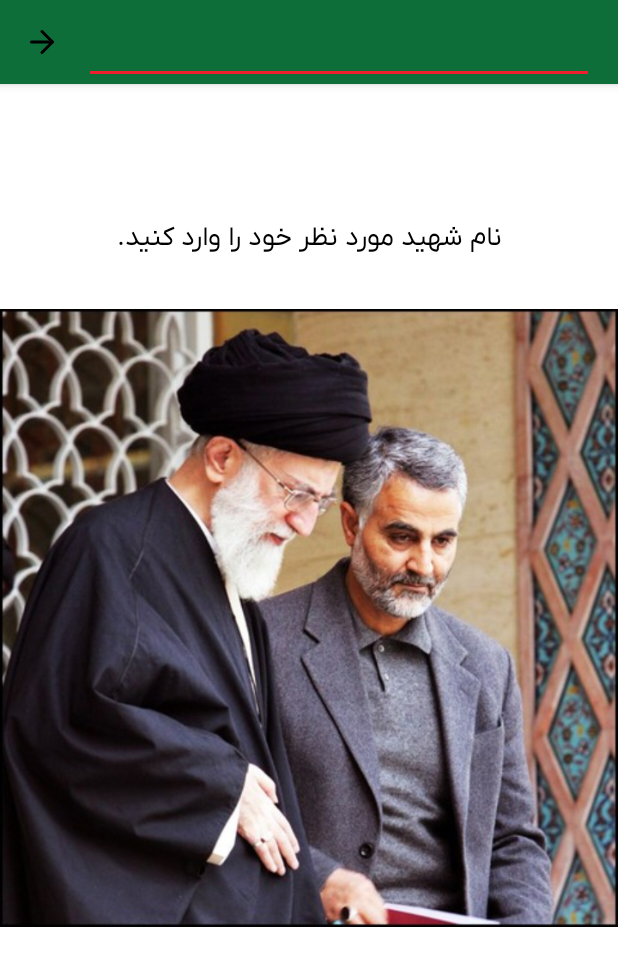
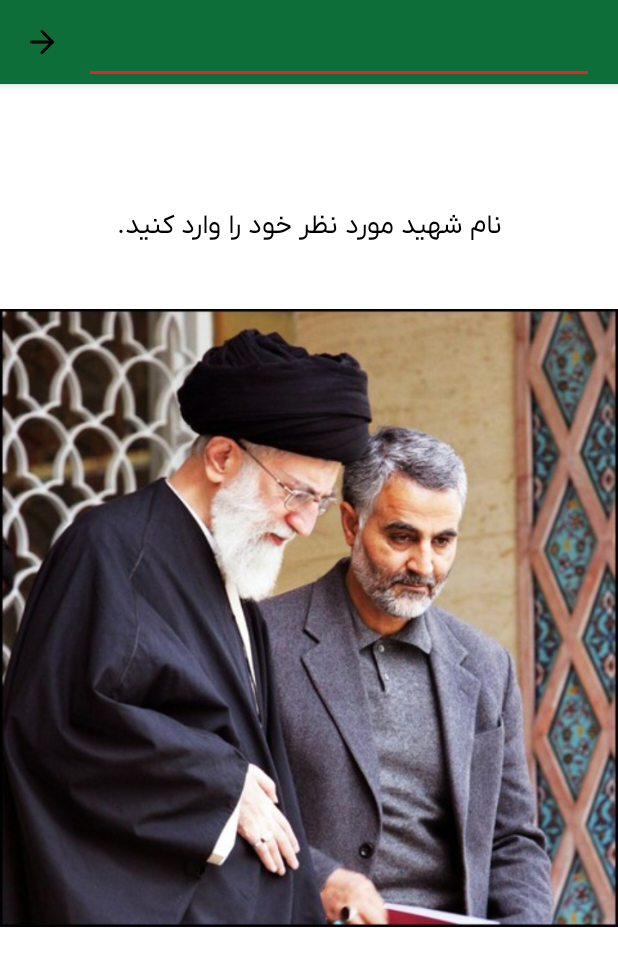
Before and after one commit to AmirMAbdollahi/martyrs, an Android app: the SearchFragment screen opened directly, with no data from a screen before it, on a phone screen of 412 x 824 dp. Shown: the top 966 px of the screen. Run offline under Robolectric (Android 15) with nearby library versions, the light colour scheme and no system bars; our stand-ins replace RxJava, Timber; libraries missing offline, so code that uses them is left out: com.facebook.drawee; network calls fail.

Commit message:
comment empty state

```diff
--- a/app/src/main/java/com/example/martyrs/common/Base.kt
+++ b/app/src/main/java/com/example/martyrs/common/Base.kt
@@ -11,6 +11,7 @@ import androidx.lifecycle.MutableLiveData
 import androidx.lifecycle.ViewModel
 import com.example.martyrs.R
 import io.reactivex.disposables.CompositeDisposable
+import kotlinx.android.synthetic.main.view_comment_empty_state.view.*
 
 abstract class BaseFragment : Fragment(), BaseView {
     override val rootView: CoordinatorLayout?
@@ -43,15 +44,22 @@ interface BaseView {
         }
     }
 
-    fun showEmptyState(layoutResId: Int): View? {
+    fun showEmptyState(mustShow: Boolean, messageEmptyState: String = "No String") {
         rootView?.let {
             viewContext?.let { context ->
-                var emptyState = it.findViewById<View>(R.id.emptyView)
-                emptyState.visibility = View.VISIBLE
-                return emptyState
+                val emptyStateLayout = it.findViewById<View>(R.id.emptyView)
+                if (mustShow) {
+                    emptyStateLayout.visibility = View.VISIBLE
+                    emptyStateLayout?.let { view ->
+                        view.emptyStateMessageTv.text = messageEmptyState
+                    }
+                } else {
+                    emptyStateLayout?.visibility = View.GONE
+                }
+
             }
         }
-        return null
+
     }
 }
 
--- a/app/src/main/java/com/example/martyrs/feature/Martyr/comment/AddCommentFragment.kt
+++ b/app/src/main/java/com/example/martyrs/feature/Martyr/comment/AddCommentFragment.kt
@@ -73,6 +73,7 @@ class AddCommentFragment : DialogFragment() {
                             phoneNumber!!.text.toString(),
                             martyrId!!
                         )
+                        // TODO: back here
                         Thread.sleep(1000)
                         listener.onDialogDismiss()
                     })
--- a/app/src/main/java/com/example/martyrs/feature/search/SearchFragment.kt
+++ b/app/src/main/java/com/example/martyrs/feature/search/SearchFragment.kt
@@ -15,7 +15,7 @@ import com.example.martyrs.data.EmptyState
 import com.example.martyrs.feature.common.MartyrsViewModel
 import com.example.martyrs.feature.main.MartyrListAdapter
 import kotlinx.android.synthetic.main.fragment_search.*
-import kotlinx.android.synthetic.main.view_empty_state.view.*
+import kotlinx.android.synthetic.main.view_search_empty_state.view.*
 import org.koin.android.ext.android.get
 import org.koin.androidx.viewmodel.ext.android.viewModel
 import org.koin.core.parameter.parametersOf
@@ -60,10 +60,12 @@ class SearchFragment : BaseFragment(), MartyrListAdapter.MartyrOnClickListener {
 
 
         viewModel.martyrEmptyStateLiveData.observe(viewLifecycleOwner) {
-            showMartyrEmptyState(it)
+            // TODO: back here
             if (it.mustShow) {
+                showEmptyState(it.mustShow, getString(it.messageResId))
                 searchRv.visibility = View.GONE
             } else {
+                showEmptyState(it.mustShow)
                 searchRv.visibility = View.VISIBLE
             }
         }
@@ -78,16 +80,6 @@ class SearchFragment : BaseFragment(), MartyrListAdapter.MartyrOnClickListener {
 //        }
     }
 
-    private fun showMartyrEmptyState(emptyState: EmptyState) {
-        if (emptyState.mustShow) {
-            val emptyStateView = showEmptyState(R.layout.view_empty_state)
-            emptyStateView?.let { view ->
-                view.emptyStateMessageTv.text = getString(emptyState.messageResId)
-            }
-        } else {
-            emptyView?.visibility = View.GONE
-        }
-    }
 
     override fun martyrClick(data: Data) {
 //        startActivity(Intent(this, MartyrActivity::class.java).apply {
--- a/app/src/main/res/layout/fragment_search.xml
+++ b/app/src/main/res/layout/fragment_search.xml
@@ -46,7 +46,7 @@
 
     <include
         android:id="@+id/emptyView"
-        layout="@layout/view_empty_state"
+        layout="@layout/view_search_empty_state"
         android:visibility="gone" />
 
 </androidx.coordinatorlayout.widget.CoordinatorLayout>
--- a/app/src/main/res/layout/view_empty_state.xml
+++ b/app/src/main/res/layout/view_comment_empty_state.xml
@@ -3,28 +3,30 @@
     xmlns:app="http://schemas.android.com/apk/res-auto"
     xmlns:tools="http://schemas.android.com/tools"
     android:layout_width="match_parent"
-    android:layout_height="match_parent">
+    android:layout_height="wrap_content">
 
     <androidx.constraintlayout.widget.ConstraintLayout
         android:id="@+id/constraintLayout"
         android:layout_width="match_parent"
-        android:layout_height="match_parent">
+        android:layout_height="match_parent"
+        android:paddingBottom="80dp">
+
 
         <TextView
             android:id="@+id/emptyStateMessageTv"
             android:layout_width="wrap_content"
             android:layout_height="wrap_content"
+            android:layout_marginTop="16dp"
             android:gravity="center_horizontal"
             android:textAppearance="?textAppearanceHeadline5"
             android:textStyle="normal"
-            app:layout_constraintBottom_toTopOf="@+id/imageView"
             app:layout_constraintEnd_toEndOf="parent"
             app:layout_constraintStart_toStartOf="parent"
-            tools:text="لطفا نام شهید مورد نظر خود را جستوجو کنید" />
-
+            app:layout_constraintTop_toBottomOf="@+id/emptyImage"
+            tools:text="کامنتی وجود ندارد." />
 
         <ImageView
-            android:id="@+id/imageView"
+            android:id="@+id/emptyImage"
             android:layout_width="match_parent"
             android:layout_height="wrap_content"
             app:layout_anchor="@+id/constraintLayout"
@@ -33,7 +35,7 @@
             app:layout_constraintEnd_toEndOf="parent"
             app:layout_constraintStart_toStartOf="parent"
             app:layout_constraintTop_toTopOf="parent"
-            app:srcCompat="@drawable/hag_ghasem" />
+            app:srcCompat="@drawable/ic_no_data" />
     </androidx.constraintlayout.widget.ConstraintLayout>
 
 
--- /dev/null
+++ b/app/src/main/res/layout/view_search_empty_state.xml
@@ -0,0 +1,41 @@
+<?xml version="1.0" encoding="utf-8"?>
+<androidx.coordinatorlayout.widget.CoordinatorLayout xmlns:android="http://schemas.android.com/apk/res/android"
+    xmlns:app="http://schemas.android.com/apk/res-auto"
+    xmlns:tools="http://schemas.android.com/tools"
+    android:layout_width="match_parent"
+    android:layout_height="match_parent">
+
+    <androidx.constraintlayout.widget.ConstraintLayout
+        android:id="@+id/constraintLayout"
+        android:layout_width="match_parent"
+        android:layout_height="match_parent">
+
+        <TextView
+            android:id="@+id/emptyStateMessageTv"
+            android:layout_width="wrap_content"
+            android:layout_height="wrap_content"
+            android:layout_marginBottom="8dp"
+            android:gravity="center_horizontal"
+            android:textAppearance="?textAppearanceHeadline5"
+            android:textStyle="normal"
+            app:layout_constraintBottom_toTopOf="@+id/emptyImage"
+            app:layout_constraintEnd_toEndOf="parent"
+            app:layout_constraintStart_toStartOf="parent"
+            tools:text="لطفا نام شهید مورد نظر خود را جستوجو کنید" />
+
+
+        <ImageView
+            android:id="@+id/emptyImage"
+            android:layout_width="match_parent"
+            android:layout_height="wrap_content"
+            app:layout_anchor="@+id/constraintLayout"
+            app:layout_anchorGravity="center"
+            app:layout_constraintBottom_toBottomOf="parent"
+            app:layout_constraintEnd_toEndOf="parent"
+            app:layout_constraintStart_toStartOf="parent"
+            app:layout_constraintTop_toTopOf="parent"
+            app:srcCompat="@drawable/hag_ghasem" />
+    </androidx.constraintlayout.widget.ConstraintLayout>
+
+
+</androidx.coordinatorlayout.widget.CoordinatorLayout>
--- a/app/src/main/res/values/strings.xml
+++ b/app/src/main/res/values/strings.xml
@@ -24,5 +24,6 @@
     <string name="totalCountComment">تعداد نظرات:</string>
     <string name="searchMartyr">نام شهید مورد نظر خود را وارد کنید.</string>
     <string name="searchMartyrNotExist">شهیدی با این نام وجود ندارد.</string>
+    <string name="commentNotExist">کامنتی وجود ندارد.</string>
 
 </resources>
```
Also changed, not shown: app/src/main/java/com/example/martyrs/feature/Martyr/MartyrActivity.kt (+18 -2 lines), app/src/main/java/com/example/martyrs/feature/Martyr/MartyrViewModel.kt (+9 -1 lines), app/src/main/res/drawable-v24/ic_no_data.xml (added, +13 -0 lines), app/src/main/res/layout/activity_martyr.xml (+9 -4 lines).
